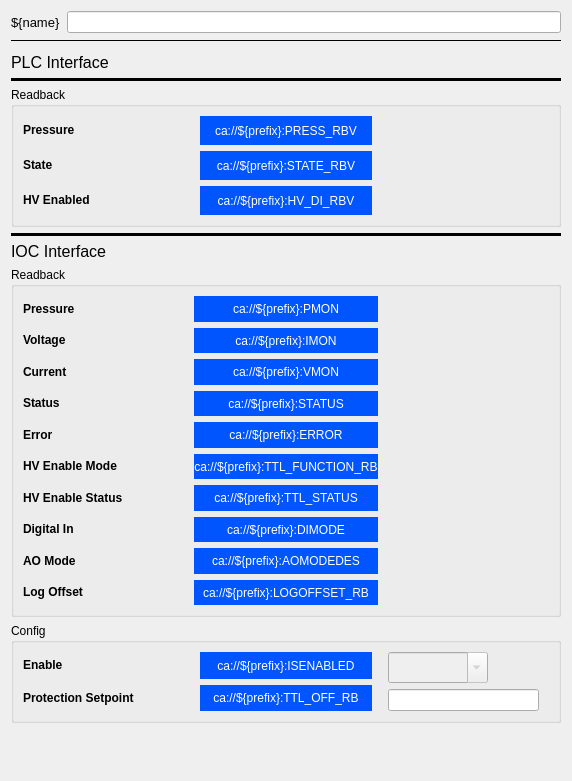
pcdshub/pcdswidgets, file pcdswidgets/static_ui/vacuum/pumps/PIPCombined_expert.ui: the form before one commit.
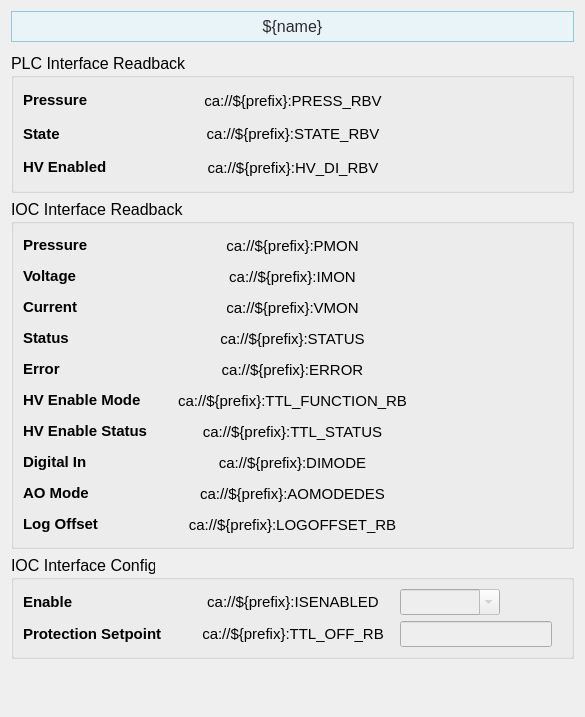
The form after the commit. Custom widgets are drawn as their Qt base class.

Commit message: relocated import, screens adhere better to guidelines

Diff of the .ui file:
```diff
--- a/pcdswidgets/static_ui/vacuum/pumps/PIPCombined_expert.ui
+++ b/pcdswidgets/static_ui/vacuum/pumps/PIPCombined_expert.ui
@@ -6,8 +6,8 @@
    <rect>
     <x>0</x>
     <y>0</y>
-    <width>572</width>
-    <height>781</height>
+    <width>585</width>
+    <height>717</height>
    </rect>
   </property>
   <property name="sizePolicy">
@@ -21,47 +21,35 @@
   </property>
   <layout class="QVBoxLayout" name="verticalLayout_4">
    <item>
-    <layout class="QHBoxLayout" name="horizontalLayout_2">
-     <item>
-      <widget class="PyDMLabel" name="PyDMLabel_10">
-       <property name="maximumSize">
-        <size>
-         <width>16777215</width>
-         <height>40</height>
-        </size>
-       </property>
-       <property name="font">
-        <font>
-         <pointsize>10</pointsize>
-        </font>
-       </property>
-       <property name="toolTip">
-        <string/>
-       </property>
-       <property name="text">
-        <string>${name}</string>
-       </property>
-      </widget>
-     </item>
-     <item>
-      <widget class="PyDMLineEdit" name="PyDMLineEdit_2">
-       <property name="toolTip">
-        <string/>
-       </property>
-      </widget>
-     </item>
-    </layout>
-   </item>
-   <item>
-    <widget class="Line" name="line_4">
-     <property name="frameShadow">
-      <enum>QFrame::Plain</enum>
+    <widget class="PyDMLabel" name="PyDMLabel_10">
+     <property name="maximumSize">
+      <size>
+       <width>16777215</width>
+       <height>40</height>
+      </size>
      </property>
-     <property name="lineWidth">
-      <number>1</number>
+     <property name="font">
+      <font>
+       <pointsize>12</pointsize>
+      </font>
      </property>
-     <property name="orientation">
-      <enum>Qt::Horizontal</enum>
+     <property name="toolTip">
+      <string/>
+     </property>
+     <property name="styleSheet">
+      <string notr="true">   background-color: #e8f4f8;
+
+    border: 1px solid #90c8e0;
+
+    padding: 5px;
+
+    color: rgb(43, 43, 43);</string>
+     </property>
+     <property name="text">
+      <string>${name}</string>
+     </property>
+     <property name="alignment">
+      <set>Qt::AlignCenter</set>
      </property>
     </widget>
    </item>
@@ -81,40 +69,6 @@
      </property>
     </spacer>
    </item>
-   <item>
-    <widget class="PyDMLabel" name="PyDMLabel">
-     <property name="maximumSize">
-      <size>
-       <width>16777215</width>
-       <height>40</height>
-      </size>
-     </property>
-     <property name="font">
-      <font>
-       <pointsize>12</pointsize>
-      </font>
-     </property>
-     <property name="toolTip">
-      <string/>
-     </property>
-     <property name="text">
-      <string>PLC Interface</string>
-     </property>
-    </widget>
-   </item>
-   <item>
-    <widget class="Line" name="line_3">
-     <property name="frameShadow">
-      <enum>QFrame::Plain</enum>
-     </property>
-     <property name="lineWidth">
-      <number>3</number>
-     </property>
-     <property name="orientation">
-      <enum>Qt::Horizontal</enum>
-     </property>
-    </widget>
-   </item>
    <item>
     <widget class="QGroupBox" name="groupBox">
      <property name="minimumSize">
@@ -123,8 +77,13 @@
        <height>140</height>
       </size>
      </property>
+     <property name="font">
+      <font>
+       <pointsize>12</pointsize>
+      </font>
+     </property>
      <property name="title">
-      <string>Readback</string>
+      <string>PLC Interface Readback</string>
      </property>
      <layout class="QVBoxLayout" name="verticalLayout">
       <item>
@@ -133,6 +92,11 @@
          <layout class="QVBoxLayout" name="verticalLayout_11">
           <item>
            <widget class="PyDMLabel" name="PyDMLabel_6">
+            <property name="font">
+             <font>
+              <pointsize>11</pointsize>
+             </font>
+            </property>
             <property name="toolTip">
              <string/>
             </property>
@@ -146,6 +110,11 @@
           </item>
           <item>
            <widget class="PyDMLabel" name="PyDMLabel_7">
+            <property name="font">
+             <font>
+              <pointsize>11</pointsize>
+             </font>
+            </property>
             <property name="toolTip">
              <string/>
             </property>
@@ -159,6 +128,11 @@
           </item>
           <item>
            <widget class="PyDMLabel" name="PyDMLabel_8">
+            <property name="font">
+             <font>
+              <pointsize>11</pointsize>
+             </font>
+            </property>
             <property name="toolTip">
              <string/>
             </property>
@@ -176,12 +150,16 @@
          <layout class="QVBoxLayout" name="verticalLayout_12">
           <item>
            <widget class="PyDMLabel" name="PLC_Pressure_2">
+            <property name="font">
+             <font>
+              <pointsize>11</pointsize>
+             </font>
+            </property>
             <property name="toolTip">
              <string/>
             </property>
             <property name="styleSheet">
-             <string notr="true">background-color: rgb(0, 85, 255);
-color: rgb(255, 255, 255);</string>
+             <string notr="true"/>
             </property>
             <property name="text">
              <string>ca://${prefix}:PRESS_RBV</string>
@@ -202,12 +180,16 @@
           </item>
           <item>
            <widget class="PyDMLabel" name="PLC_State_2">
+            <property name="font">
+             <font>
+              <pointsize>11</pointsize>
+             </font>
+            </property>
             <property name="toolTip">
              <string/>
             </property>
             <property name="styleSheet">
-             <string notr="true">background-color: rgb(0, 85, 255);
-color: rgb(255, 255, 255);</string>
+             <string notr="true"/>
             </property>
             <property name="text">
              <string>ca://${prefix}:STATE_RBV</string>
@@ -222,12 +204,16 @@
           </item>
           <item>
            <widget class="PyDMLabel" name="PLC_HV_DI_2">
+            <property name="font">
+             <font>
+              <pointsize>11</pointsize>
+             </font>
+            </property>
             <property name="toolTip">
              <string/>
             </property>
             <property name="styleSheet">
-             <string notr="true">background-color: rgb(0, 85, 255);
-color: rgb(255, 255, 255);</string>
+             <string notr="true"/>
             </property>
             <property name="text">
              <string>ca://${prefix}:HV_DI_RBV</string>
@@ -290,40 +276,6 @@
      </layout>
     </widget>
    </item>
-   <item>
-    <widget class="Line" name="line">
-     <property name="frameShadow">
-      <enum>QFrame::Plain</enum>
-     </property>
-     <property name="lineWidth">
-      <number>3</number>
-     </property>
-     <property name="orientation">
-      <enum>Qt::Horizontal</enum>
-     </property>
-    </widget>
-   </item>
-   <item>
-    <widget class="PyDMLabel" name="PyDMLabel_2">
-     <property name="maximumSize">
-      <size>
-       <width>16777215</width>
-       <height>40</height>
-      </size>
-     </property>
-     <property name="font">
-      <font>
-       <pointsize>12</pointsize>
-      </font>
-     </property>
-     <property name="toolTip">
-      <string/>
-     </property>
-     <property name="text">
-      <string>IOC Interface</string>
-     </property>
-    </widget>
-   </item>
    <item>
     <widget class="QGroupBox" name="groupBox_2">
      <property name="minimumSize">
@@ -332,8 +284,13 @@
        <height>350</height>
       </size>
      </property>
+     <property name="font">
+      <font>
+       <pointsize>12</pointsize>
+      </font>
+     </property>
      <property name="title">
-      <string>Readback</string>
+      <string>IOC Interface Readback</string>
      </property>
      <layout class="QVBoxLayout" name="verticalLayout_2">
       <item>
@@ -345,6 +302,11 @@
          <layout class="QVBoxLayout" name="verticalLayout_14">
           <item>
            <widget class="PyDMLabel" name="PyDMLabel_12">
+            <property name="font">
+             <font>
+              <pointsize>11</pointsize>
+             </font>
+            </property>
             <property name="toolTip">
              <string/>
             </property>
@@ -358,6 +320,11 @@
           </item>
           <item>
            <widget class="PyDMLabel" name="PyDMLabel_33">
+            <property name="font">
+             <font>
+              <pointsize>11</pointsize>
+             </font>
+            </property>
             <property name="toolTip">
              <string/>
             </property>
@@ -371,6 +338,11 @@
           </item>
           <item>
            <widget class="PyDMLabel" name="PyDMLabel_34">
+            <property name="font">
+             <font>
+              <pointsize>11</pointsize>
+             </font>
+            </property>
             <property name="toolTip">
              <string/>
             </property>
@@ -384,6 +356,11 @@
           </item>
           <item>
            <widget class="PyDMLabel" name="PyDMLabel_13">
+            <property name="font">
+             <font>
+              <pointsize>11</pointsize>
+             </font>
+            </property>
             <property name="toolTip">
              <string/>
             </property>
@@ -397,6 +374,11 @@
           </item>
           <item>
            <widget class="PyDMLabel" name="PyDMLabel_15">
+            <property name="font">
+             <font>
+              <pointsize>11</pointsize>
+             </font>
+            </property>
             <property name="toolTip">
              <string/>
             </property>
@@ -410,6 +392,11 @@
           </item>
           <item>
            <widget class="PyDMLabel" name="PyDMLabel_47">
+            <property name="font">
+             <font>
+              <pointsize>11</pointsize>
+             </font>
+            </property>
             <property name="toolTip">
              <string/>
             </property>
@@ -423,6 +410,11 @@
           </item>
           <item>
            <widget class="PyDMLabel" name="PyDMLabel_48">
+            <property name="font">
+             <font>
+              <pointsize>11</pointsize>
+             </font>
+            </property>
             <property name="toolTip">
              <string/>
             </property>
@@ -436,6 +428,11 @@
           </item>
           <item>
            <widget class="PyDMLabel" name="PyDMLabel_49">
+            <property name="font">
+             <font>
+              <pointsize>11</pointsize>
+             </font>
+            </property>
             <property name="toolTip">
              <string/>
             </property>
@@ -449,6 +446,11 @@
           </item>
           <item>
            <widget class="PyDMLabel" name="PyDMLabel_50">
+            <property name="font">
+             <font>
+              <pointsize>11</pointsize>
+             </font>
+            </property>
             <property name="toolTip">
              <string/>
             </property>
@@ -462,6 +464,11 @@
           </item>
           <item>
            <widget class="PyDMLabel" name="PyDMLabel_35">
+            <property name="font">
+             <font>
+              <pointsize>11</pointsize>
+             </font>
+            </property>
             <property name="toolTip">
              <string/>
             </property>
@@ -479,12 +486,16 @@
          <layout class="QVBoxLayout" name="verticalLayout_15">
           <item>
            <widget class="PyDMLabel" name="IOC_Pressure_3">
+            <property name="font">
+             <font>
+              <pointsize>11</pointsize>
+             </font>
+            </property>
             <property name="toolTip">
              <string/>
             </property>
             <property name="styleSheet">
-             <string notr="true">background-color: rgb(0, 85, 255);
-color: rgb(255, 255, 255);</string>
+             <string notr="true"/>
             </property>
             <property name="frameShape">
              <enum>QFrame::NoFrame</enum>
@@ -514,12 +525,16 @@
           </item>
           <item>
            <widget class="PyDMLabel" name="IOC_Current_2">
+            <property name="font">
+             <font>
+              <pointsize>11</pointsize>
+             </font>
+            </property>
             <property name="toolTip">
              <string/>
             </property>
             <property name="styleSheet">
-             <string notr="true">background-color: rgb(0, 85, 255);
-color: rgb(255, 255, 255);</string>
+             <string notr="true"/>
             </property>
             <property name="frameShape">
              <enum>QFrame::NoFrame</enum>
@@ -549,12 +564,16 @@
           </item>
           <item>
            <widget class="PyDMLabel" name="IOC_Pressure_4">
+            <property name="font">
+             <font>
+              <pointsize>11</pointsize>
+             </font>
+            </property>
             <property name="toolTip">
              <string/>
             </property>
             <property name="styleSheet">
-             <string notr="true">background-color: rgb(0, 85, 255);
-color: rgb(255, 255, 255);</string>
+             <string notr="true"/>
             </property>
             <property name="frameShape">
              <enum>QFrame::NoFrame</enum>
@@ -584,12 +603,16 @@
           </item>
           <item>
            <widget class="PyDMLabel" name="IOC_Status_2">
+            <property name="font">
+             <font>
+              <pointsize>11</pointsize>
+             </font>
+            </property>
             <property name="toolTip">
              <string/>
             </property>
             <property name="styleSheet">
-             <string notr="true">background-color: rgb(0, 85, 255);
-color: rgb(255, 255, 255);</string>
+             <string notr="true"/>
             </property>
             <property name="text">
              <string>ca://${prefix}:STATUS</string>
@@ -603,13 +626,17 @@
            </widget>
           </item>
           <item>
-           <widget class="PyDMLabel" name="IOC_Error_2">
+           <widget class="PyDMLabel" name="IOC_Status_3">
+            <property name="font">
+             <font>
+              <pointsize>11</pointsize>
+             </font>
+            </property>
             <property name="toolTip">
              <string/>
             </property>
             <property name="styleSheet">
-             <string notr="true">background-color: rgb(0, 85, 255);
-color: rgb(255, 255, 255);</string>
+             <string notr="true"/>
             </property>
             <property name="text">
              <string>ca://${prefix}:ERROR</string>
@@ -627,12 +654,16 @@
           </item>
           <item>
            <widget class="PyDMLabel" name="IOC_HV_Status_4">
+            <property name="font">
+             <font>
+              <pointsize>11</pointsize>
+             </font>
+            </property>
             <property name="toolTip">
              <string/>
             </property>
             <property name="styleSheet">
-             <string notr="true">background-color: rgb(0, 85, 255);
-color: rgb(255, 255, 255);</string>
+             <string notr="true"/>
             </property>
             <property name="text">
              <string>ca://${prefix}:TTL_FUNCTION_RB</string>
@@ -647,12 +678,16 @@
           </item>
           <item>
            <widget class="PyDMLabel" name="IOC_HV_Enabled_4">
+            <property name="font">
+             <font>
+              <pointsize>11</pointsize>
+             </font>
+            </property>
             <property name="toolTip">
              <string/>
             </property>
             <property name="styleSheet">
-             <string notr="true">background-color: rgb(0, 85, 255);
-color: rgb(255, 255, 255);</string>
+             <string notr="true"/>
             </property>
             <property name="text">
              <string>ca://${prefix}:TTL_STATUS</string>
@@ -673,12 +708,16 @@
           </item>
           <item>
            <widget class="PyDMLabel" name="IOC_DI_4">
+            <property name="font">
+             <font>
+              <pointsize>11</pointsize>
+             </font>
+            </property>
             <property name="toolTip">
              <string>Note: Digital In set to 'Off' means the interlock is driven by the controller acoording to the HV Enable Mode</string>
             </property>
             <property name="styleSheet">
-             <string notr="true">background-color: rgb(0, 85, 255);
-color: rgb(255, 255, 255);</string>
+             <string notr="true"/>
             </property>
             <property name="text">
              <string>ca://${prefix}:DIMODE</string>
@@ -699,12 +738,16 @@
           </item>
           <item>
            <widget class="PyDMLabel" name="IOC_AO_Mode_5">
+            <property name="font">
+             <font>
+              <pointsize>11</pointsize>
+             </font>
+            </property>
             <property name="toolTip">
              <string/>
             </property>
             <property name="styleSheet">
-             <string notr="true">background-color: rgb(0, 85, 255);
-color: rgb(255, 255, 255);</string>
+             <string notr="true"/>
             </property>
             <property name="text">
              <string>ca://${prefix}:AOMODEDES</string>
@@ -722,12 +765,16 @@
           </item>
           <item>
            <widget class="PyDMLabel" name="IOC_AO_Mode_6">
+            <property name="font">
+             <font>
+              <pointsize>11</pointsize>
+             </font>
+            </property>
             <property name="toolTip">
              <string/>
             </property>
             <property name="styleSheet">
-             <string notr="true">background-color: rgb(0, 85, 255);
-color: rgb(255, 255, 255);</string>
+             <string notr="true"/>
             </property>
             <property name="text">
              <string>ca://${prefix}:LOGOFFSET_RB</string>
@@ -988,8 +1035,13 @@
        <height>100</height>
       </size>
      </property>
+     <property name="font">
+      <font>
+       <pointsize>12</pointsize>
+      </font>
+     </property>
      <property name="title">
-      <string>Config</string>
+      <string>IOC Interface Config</string>
      </property>
      <layout class="QVBoxLayout" name="verticalLayout_3">
       <item>
@@ -1001,6 +1053,11 @@
          <layout class="QVBoxLayout" name="verticalLayout_16">
           <item>
            <widget class="PyDMLabel" name="PyDMLabel_25">
+            <property name="font">
+             <font>
+              <pointsize>11</pointsize>
+             </font>
+            </property>
             <property name="toolTip">
              <string/>
             </property>
@@ -1014,6 +1071,11 @@
           </item>
           <item>
            <widget class="PyDMLabel" name="PyDMLabel_26">
+            <property name="font">
+             <font>
+              <pointsize>11</pointsize>
+             </font>
+            </property>
             <property name="toolTip">
              <string/>
             </property>
@@ -1031,12 +1093,16 @@
          <layout class="QVBoxLayout" name="verticalLayout_17">
           <item>
            <widget class="PyDMLabel" name="IOC_Enable_RB_3">
+            <property name="font">
+             <font>
+              <pointsize>11</pointsize>
+             </font>
+            </property>
             <property name="toolTip">
              <string/>
             </property>
             <property name="styleSheet">
-             <string notr="true">background-color: rgb(0, 85, 255);
-color: rgb(255, 255, 255);</string>
+             <string notr="true"/>
             </property>
             <property name="text">
              <string>ca://${prefix}:ISENABLED</string>
@@ -1051,12 +1117,16 @@
           </item>
           <item>
            <widget class="PyDMLabel" name="IOC_Protection_RB_3">
+            <property name="font">
+             <font>
+              <pointsize>11</pointsize>
+             </font>
+            </property>
             <property name="toolTip">
              <string/>
             </property>
             <property name="styleSheet">
-             <string notr="true">background-color: rgb(0, 85, 255);
-color: rgb(255, 255, 255);</string>
+             <string notr="true"/>
             </property>
             <property name="text">
              <string>ca://${prefix}:TTL_OFF_RB</string>
@@ -1099,12 +1169,20 @@
               <height>100</height>
              </size>
             </property>
+            <property name="font">
+             <font>
+              <pointsize>11</pointsize>
+             </font>
+            </property>
             <property name="toolTip">
              <string/>
             </property>
             <property name="layoutDirection">
              <enum>Qt::LeftToRight</enum>
             </property>
+            <property name="styleSheet">
+             <string notr="true">background-color: rgb(238, 238, 238)</string>
+            </property>
             <property name="editable">
              <bool>true</bool>
             </property>
@@ -1118,9 +1196,17 @@
           </item>
           <item>
            <widget class="PyDMLineEdit" name="IOC_Protection_SP_3">
+            <property name="font">
+             <font>
+              <pointsize>11</pointsize>
+             </font>
+            </property>
             <property name="toolTip">
              <string/>
             </property>
+            <property name="styleSheet">
+             <string notr="true">background-color: rgb(238, 238, 238)</string>
+            </property>
             <property name="channel">
              <string>ca://${prefix}:TTL_OFF_SP</string>
             </property>
```
Left out of the diff: 3 changed lines with no effect on the pictures. The commit also changes 5 other files.
